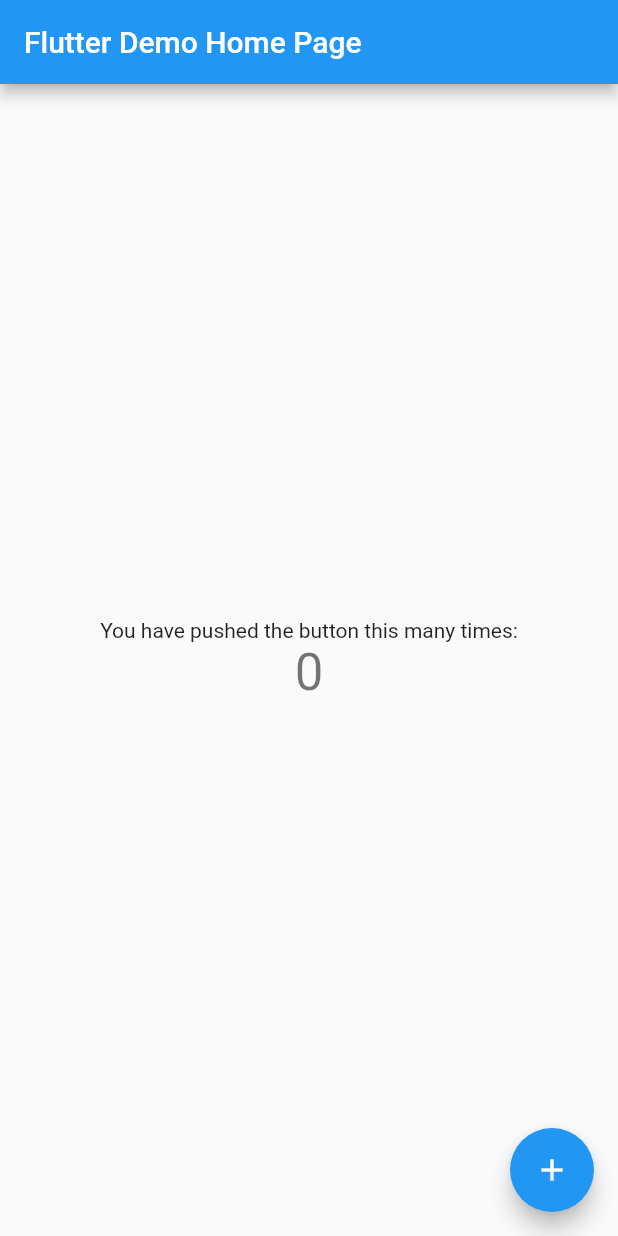
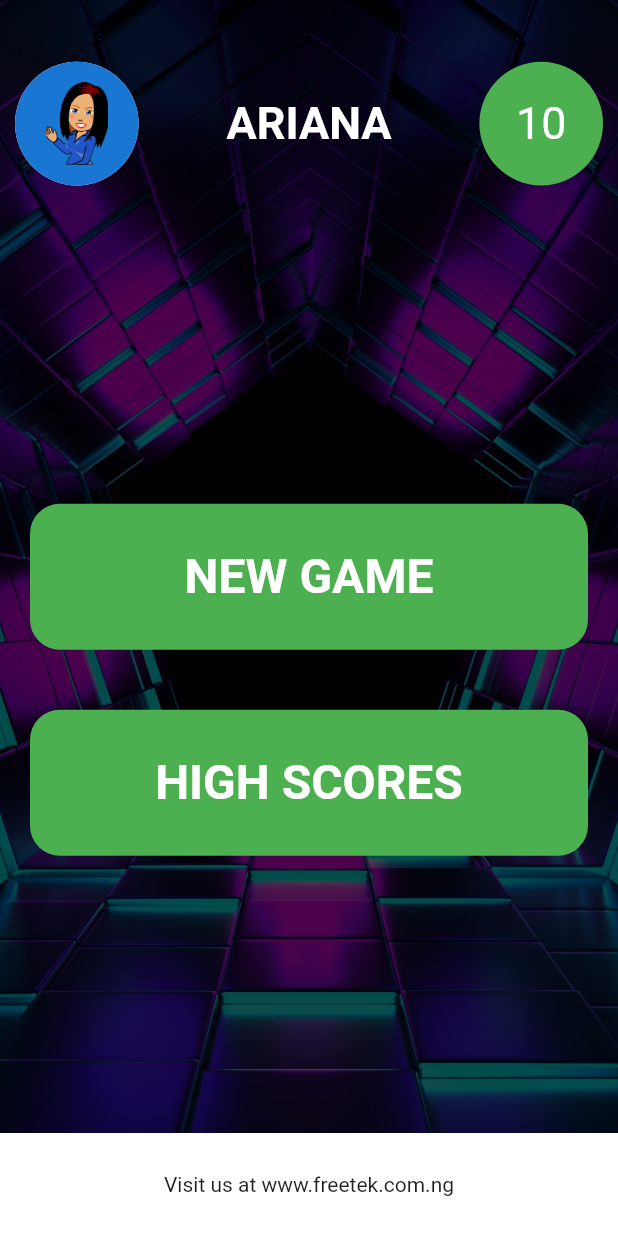
Before and after one commit to Ayobami-00/Flipper, a Flutter app: the screen it shows after launch, on a phone screen of 412 x 824 dp. Run offline on Flutter 3.47's test engine with Material 2 defaults, Android fonts, the phone set to English and light mode, and no system bars.

Commit message:
home page ui fully built with some ui fixes left

```diff
--- a/flipper_app/lib/main.dart
+++ b/flipper_app/lib/main.dart
@@ -1,3 +1,4 @@
+import 'package:flipper_app/ui/pages/home.dart';
 import 'package:flutter/material.dart';
 
 void main() {
@@ -9,109 +10,13 @@ class MyApp extends StatelessWidget {
   @override
   Widget build(BuildContext context) {
     return MaterialApp(
-      title: 'Flutter Demo',
+      debugShowCheckedModeBanner: false,
       theme: ThemeData(
-        // This is the theme of your application.
-        //
-        // Try running your application with "flutter run". You'll see the
-        // application has a blue toolbar. Then, without quitting the app, try
-        // changing the primarySwatch below to Colors.green and then invoke
-        // "hot reload" (press "r" in the console where you ran "flutter run",
-        // or simply save your changes to "hot reload" in a Flutter IDE).
-        // Notice that the counter didn't reset back to zero; the application
-        // is not restarted.
         primarySwatch: Colors.blue,
-        // This makes the visual density adapt to the platform that you run
-        // the app on. For desktop platforms, the controls will be smaller and
-        // closer together (more dense) than on mobile platforms.
+
         visualDensity: VisualDensity.adaptivePlatformDensity,
       ),
-      home: MyHomePage(title: 'Flutter Demo Home Page'),
+      home: HomePage(),
     );
   }
 }
-
-class MyHomePage extends StatefulWidget {
-  MyHomePage({Key key, this.title}) : super(key: key);
-
-  // This widget is the home page of your application. It is stateful, meaning
-  // that it has a State object (defined below) that contains fields that affect
-  // how it looks.
-
-  // This class is the configuration for the state. It holds the values (in this
-  // case the title) provided by the parent (in this case the App widget) and
-  // used by the build method of the State. Fields in a Widget subclass are
-  // always marked "final".
-
-  final String title;
-
-  @override
-  _MyHomePageState createState() => _MyHomePageState();
-}
-
-class _MyHomePageState extends State<MyHomePage> {
-  int _counter = 0;
-
-  void _incrementCounter() {
-    setState(() {
-      // This call to setState tells the Flutter framework that something has
-      // changed in this State, which causes it to rerun the build method below
-      // so that the display can reflect the updated values. If we changed
-      // _counter without calling setState(), then the build method would not be
-      // called again, and so nothing would appear to happen.
-      _counter++;
-    });
-  }
-
-  @override
-  Widget build(BuildContext context) {
-    // This method is rerun every time setState is called, for instance as done
-    // by the _incrementCounter method above.
-    //
-    // The Flutter framework has been optimized to make rerunning build methods
-    // fast, so that you can just rebuild anything that needs updating rather
-    // than having to individually change instances of widgets.
-    return Scaffold(
-      appBar: AppBar(
-        // Here we take the value from the MyHomePage object that was created by
-        // the App.build method, and use it to set our appbar title.
-        title: Text(widget.title),
-      ),
-      body: Center(
-        // Center is a layout widget. It takes a single child and positions it
-        // in the middle of the parent.
-        child: Column(
-          // Column is also a layout widget. It takes a list of children and
-          // arranges them vertically. By default, it sizes itself to fit its
-          // children horizontally, and tries to be as tall as its parent.
-          //
-          // Invoke "debug painting" (press "p" in the console, choose the
-          // "Toggle Debug Paint" action from the Flutter Inspector in Android
-          // Studio, or the "Toggle Debug Paint" command in Visual Studio Code)
-          // to see the wireframe for each widget.
-          //
-          // Column has various properties to control how it sizes itself and
-          // how it positions its children. Here we use mainAxisAlignment to
-          // center the children vertically; the main axis here is the vertical
-          // axis because Columns are vertical (the cross axis would be
-          // horizontal).
-          mainAxisAlignment: MainAxisAlignment.center,
-          children: <Widget>[
-            Text(
-              'You have pushed the button this many times:',
-            ),
-            Text(
-              '$_counter',
-              style: Theme.of(context).textTheme.headline4,
-            ),
-          ],
-        ),
-      ),
-      floatingActionButton: FloatingActionButton(
-        onPressed: _incrementCounter,
-        tooltip: 'Increment',
-        child: Icon(Icons.add),
-      ), // This trailing comma makes auto-formatting nicer for build methods.
-    );
-  }
-}
--- /dev/null
+++ b/flipper_app/lib/ui/pages/home.dart
@@ -0,0 +1,145 @@
+import 'package:flutter/material.dart';
+
+class HomePage extends StatefulWidget {
+  @override
+  _HomePageState createState() => _HomePageState();
+}
+
+class _HomePageState extends State<HomePage> {
+  @override
+  Widget build(BuildContext context) {
+    double app_height = MediaQuery.of(context).size.height;
+    double app_width = MediaQuery.of(context).size.width;
+    return Scaffold(
+      body: Stack(
+        children: <Widget>[
+          Positioned(
+            left: 0.0,
+            right: 0.0,
+            top: 0.0,
+            bottom: 0.0,
+            child: Container(
+                decoration: BoxDecoration(
+                  image: DecorationImage(
+                      image: AssetImage(
+                        "images/cube-3324923.jpg",
+                      ),
+                      fit: BoxFit.cover,
+                      colorFilter: ColorFilter.mode(
+                          Colors.black.withOpacity(0.7), BlendMode.darken)),
+                ),
+                child: SafeArea(
+                  child: Column(
+                    mainAxisAlignment: MainAxisAlignment.spaceBetween,
+                    children: <Widget>[
+                      SizedBox(height: app_height / 60),
+                      Expanded(
+                          flex: 2,
+                          child: Padding(
+                            padding:
+                                const EdgeInsets.only(left: 10.0, right: 10.0),
+                            child: Row(
+                              mainAxisAlignment: MainAxisAlignment.spaceBetween,
+                              children: <Widget>[
+                                Container(
+                                    height: app_height / 5,
+                                    width: app_width / 5,
+                                    decoration: BoxDecoration(
+                                      shape: BoxShape.circle,
+                                      color: Colors.white,
+                                    ),
+                                    child: CircleAvatar(
+                                      foregroundColor: Colors.white,
+                                      child: Image.asset(
+                                        "images/woman-159169.png",
+                                        fit: BoxFit.cover,
+                                        height: app_height / 15,
+                                        width: app_width / 10,
+                                      ),
+                                    )),
+                                InkWell(
+                                  onTap: () => print("Tapped"),
+                                  child: Text("ARIANA",
+                                      style: TextStyle(
+                                          color: Colors.white,
+                                          fontWeight: FontWeight.bold,
+                                          fontSize: 30.0)),
+                                ),
+                                Container(
+                                  height: app_height / 5,
+                                  width: app_width / 5,
+                                  decoration: BoxDecoration(
+                                    shape: BoxShape.circle,
+                                    color: Colors.green,
+                                  ),
+                                  child: Center(
+                                      child: Text("10",
+                                          style: TextStyle(
+                                              color: Colors.white,
+                                              fontSize: 30.0))),
+                                ),
+                              ],
+                            ),
+                          )),
+                      SizedBox(height: app_height / 5),
+                      Expanded(
+                        flex: 2,
+                        child: Padding(
+                          padding: const EdgeInsets.all(20.0),
+                          child: InkWell(
+                            onTap: () => print("Tapped"),
+                            child: Container(
+                              decoration: BoxDecoration(
+                                  borderRadius: BorderRadius.circular(20.0),
+                                  color: Colors.green),
+                              child: Center(
+                                  child: Text("NEW GAME",
+                                      style: TextStyle(
+                                          color: Colors.white,
+                                          fontWeight: FontWeight.bold,
+                                          fontSize: 32.0))),
+                            ),
+                          ),
+                        ),
+                      ),
+                      Expanded(
+                        flex: 2,
+                        child: Padding(
+                          padding: const EdgeInsets.all(20.0),
+                          child: InkWell(
+                            onTap: () => print("Tapped"),
+                            child: Container(
+                              decoration: BoxDecoration(
+                                  borderRadius: BorderRadius.circular(20.0),
+                                  color: Colors.green),
+                              child: Center(
+                                  child: Text("HIGH SCORES",
+                                      style: TextStyle(
+                                          color: Colors.white,
+                                          fontWeight: FontWeight.bold,
+                                          fontSize: 32.0))),
+                            ),
+                          ),
+                        ),
+                      ),
+                      SizedBox(height: app_height / 5),
+                      Expanded(
+                          flex: 1,
+                          child: InkWell(
+                            onTap: () => print("Tapped"),
+                            child: Container(
+                              color: Colors.white,
+                              child: Center(
+                                  child:
+                                      Text("Visit us at www.freetek.com.ng")),
+                            ),
+                          ))
+                    ],
+                  ),
+                )),
+          )
+        ],
+      ),
+    );
+  }
+}
--- a/flipper_app/pubspec.yaml
+++ b/flipper_app/pubspec.yaml
@@ -45,8 +45,8 @@ flutter:
   uses-material-design: true
 
   # To add assets to your application, add an assets section, like this:
-  # assets:
-  #   - images/a_dot_burr.jpeg
+  assets:
+    - images/
   #   - images/a_dot_ham.jpeg
 
   # An image asset can refer to one or more resolution-specific "variants", see
```
Also changed, not shown: flipper_app/images/avatar-1606916.png (added), flipper_app/images/cube-3324923.jpg (added), flipper_app/images/woman-159169.png (added).
